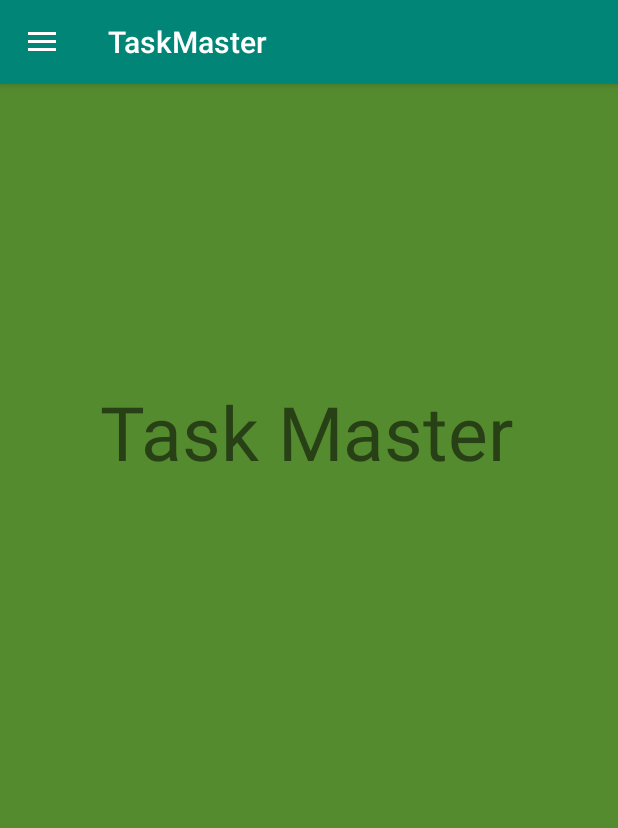
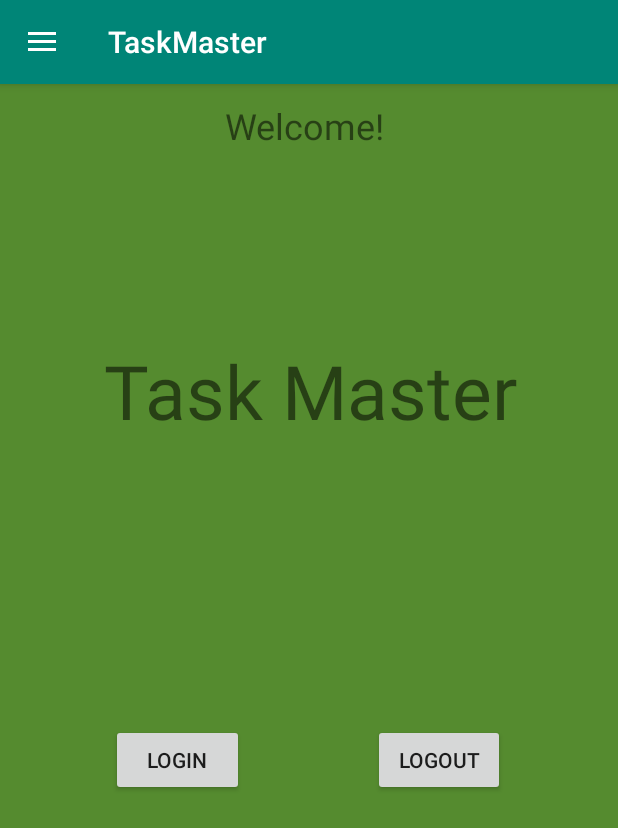
Before and after one commit to herndont/TaskMaster, an Android app: the screen it shows after launch (MainActivity), on a phone screen of 412 x 824 dp. Shown: the top 828 px of the screen. Run offline under Robolectric (Android 15) with nearby library versions, the phone set to English and light mode, and no system bars; our stand-ins replace Firebase (no records; nobody signed in at launch, a user with empty details on screens opened directly); libraries missing offline, so code that uses them is left out: com.firebase.ui.

Commit message:
work on user login

```diff
--- a/app/build.gradle
+++ b/app/build.gradle
@@ -33,6 +33,8 @@ dependencies {
 
     implementation 'com.google.firebase:firebase-core:16.0.9'
     implementation 'com.google.firebase:firebase-firestore:19.0.1'
+    implementation 'com.firebaseui:firebase-ui-auth:4.3.1'
+
 
     // Required -- JUnit 4 framework
     testImplementation 'junit:junit:4.12'
--- a/app/src/main/res/layout/activity_main.xml
+++ b/app/src/main/res/layout/activity_main.xml
@@ -14,19 +14,56 @@
 
         <TextView
             android:id="@+id/textView"
-            android:layout_width="307dp"
+            android:layout_width="wrap_content"
             android:layout_height="wrap_content"
+            android:layout_below="@+id/text_content"
+            android:layout_alignParentStart="true"
+            android:layout_alignParentEnd="true"
+            android:layout_alignParentBottom="true"
+            android:layout_marginStart="53dp"
+            android:layout_marginLeft="130dp"
+            android:layout_marginTop="106dp"
+            android:layout_marginEnd="51dp"
+            android:layout_marginBottom="412dp"
+            android:text="@string/headerText"
+            android:textAlignment="center"
+            android:textSize="50dp" />
+
+        <Button
+            android:id="@+id/button_login"
+            android:layout_width="wrap_content"
+            android:layout_height="wrap_content"
+            android:layout_alignParentStart="true"
+            android:layout_alignParentBottom="true"
+            android:layout_marginStart="74dp"
+            android:layout_marginEnd="86dp"
+            android:layout_marginBottom="293dp"
+            android:layout_toStartOf="@+id/button_logout"
+            android:text="Login" />
+
+        <Button
+            android:id="@+id/button_logout"
+            android:layout_width="wrap_content"
+            android:layout_height="wrap_content"
+            android:layout_alignParentEnd="true"
+            android:layout_alignParentBottom="true"
+            android:layout_marginEnd="75dp"
+            android:layout_marginBottom="293dp"
+            android:text="Logout" />
+
+        <TextView
+            android:id="@+id/text_content"
+            android:layout_width="133dp"
+            android:layout_height="53dp"
             android:layout_alignParentStart="true"
             android:layout_alignParentTop="true"
             android:layout_alignParentEnd="true"
-            android:layout_marginStart="50dp"
-            android:layout_marginLeft="130dp"
-            android:layout_marginTop="198dp"
-            android:layout_marginEnd="54dp"
-            android:layout_marginBottom="58dp"
-            android:text="@string/headerText"
+            android:layout_marginStart="136dp"
+            android:layout_marginTop="11dp"
+            android:layout_marginEnd="142dp"
+            android:text="Welcome!"
             android:textAlignment="center"
-            android:textSize="50dp" />
+            android:textSize="24sp" />
 
 
     </RelativeLayout>
```
Also changed, not shown: app/src/main/java/com/example/taskmaster/MainActivity.java (+49 -10 lines), app/src/main/java/com/example/taskmaster/TaskListActivity.java (+2 -7 lines), 1 other file.
